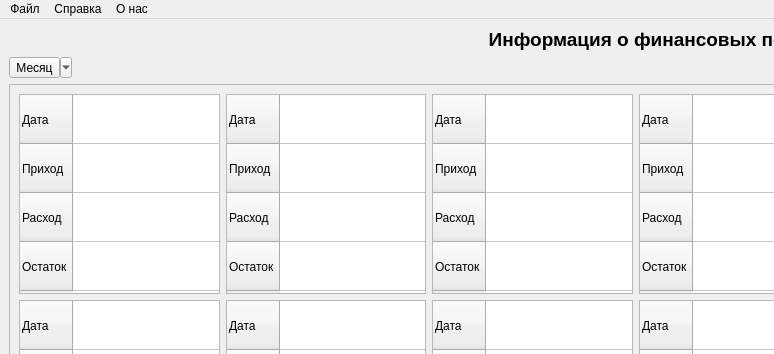
VladimirOstr/FinancialAccounting, file MainWindow.ui: the form before one commit; both pictures show x 0 to 774 and y 0 to 354 of the 1492 by 642 pixel window.
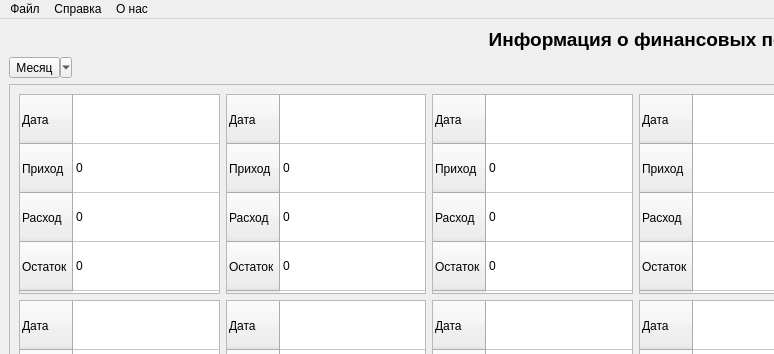
The form after the commit.

What changed in the file:
```diff
--- a/MainWindow.ui
+++ b/MainWindow.ui
@@ -60,8 +60,8 @@
         <rect>
          <x>0</x>
          <y>0</y>
-         <width>1478</width>
-         <height>1072</height>
+         <width>1492</width>
+         <height>1085</height>
         </rect>
        </property>
        <layout class="QGridLayout" name="gridLayout">
@@ -576,6 +576,21 @@
             <string/>
            </property>
           </column>
+          <item row="1" column="0">
+           <property name="text">
+            <string>0</string>
+           </property>
+          </item>
+          <item row="2" column="0">
+           <property name="text">
+            <string>0</string>
+           </property>
+          </item>
+          <item row="3" column="0">
+           <property name="text">
+            <string>0</string>
+           </property>
+          </item>
          </widget>
         </item>
         <item row="1" column="0">
@@ -826,6 +841,21 @@
             <string/>
            </property>
           </column>
+          <item row="1" column="0">
+           <property name="text">
+            <string>0</string>
+           </property>
+          </item>
+          <item row="2" column="0">
+           <property name="text">
+            <string>0</string>
+           </property>
+          </item>
+          <item row="3" column="0">
+           <property name="text">
+            <string>0</string>
+           </property>
+          </item>
          </widget>
         </item>
         <item row="0" column="1">
@@ -997,6 +1027,26 @@
             <string/>
            </property>
           </column>
+          <item row="0" column="0">
+           <property name="text">
+            <string/>
+           </property>
+          </item>
+          <item row="1" column="0">
+           <property name="text">
+            <string>0</string>
+           </property>
+          </item>
+          <item row="2" column="0">
+           <property name="text">
+            <string>0</string>
+           </property>
+          </item>
+          <item row="3" column="0">
+           <property name="text">
+            <string>0</string>
+           </property>
+          </item>
          </widget>
         </item>
         <item row="3" column="0">
```
Left out of the diff: 2 changed lines with no effect on the pictures.
